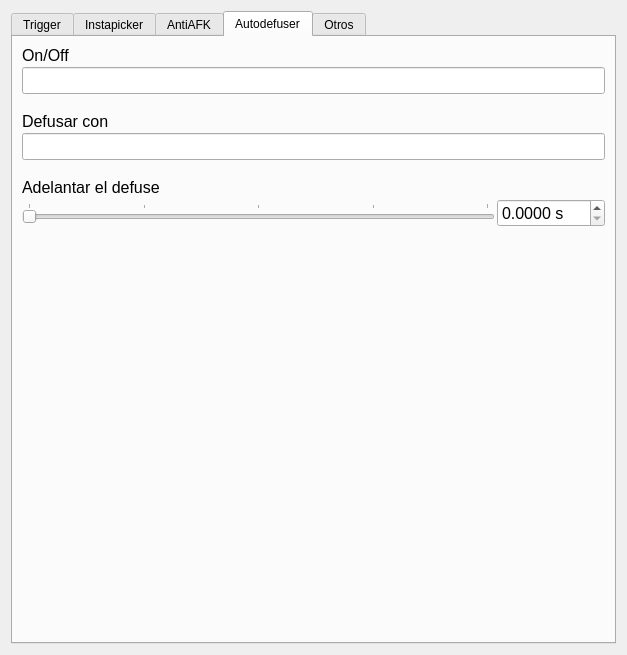
Above: flanatrigo/resources/central_widget.ui from AlejandroRoJ/flanatrigo before the change. Below: the same form after it.
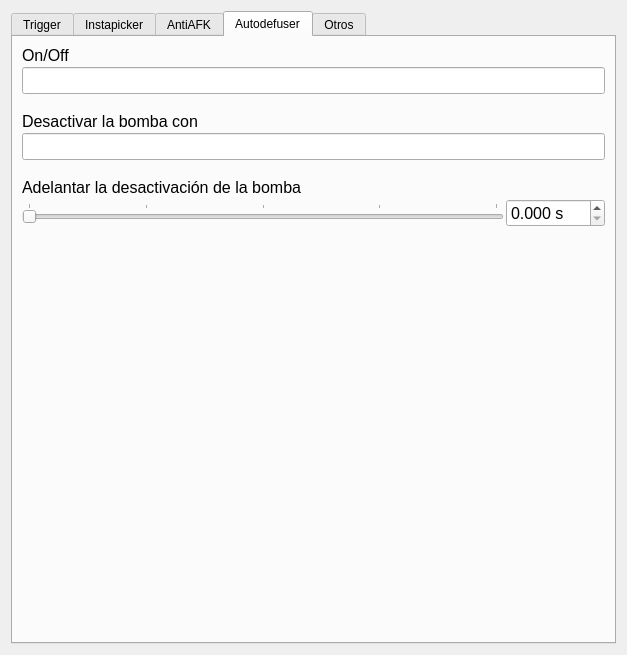
That is the form after the change. The open tabs and pages were chosen to show the change. Custom widgets are drawn as their Qt base class.

```diff
--- a/flanatrigo/resources/central_widget.ui
+++ b/flanatrigo/resources/central_widget.ui
@@ -1904,7 +1904,7 @@
             </font>
            </property>
            <property name="text">
-            <string>Defusar con</string>
+            <string>Desactivar la bomba con</string>
            </property>
           </widget>
          </item>
@@ -1944,7 +1944,7 @@
             </font>
            </property>
            <property name="text">
-            <string>Adelantar el defuse</string>
+            <string>Adelantar la desactivación de la bomba</string>
            </property>
           </widget>
          </item>
@@ -1961,7 +1961,7 @@
               <enum>Qt::NoFocus</enum>
              </property>
              <property name="maximum">
-              <number>10000</number>
+              <number>1000</number>
              </property>
              <property name="singleStep">
               <number>1</number>
@@ -1976,7 +1976,7 @@
               <enum>QSlider::TicksAbove</enum>
              </property>
              <property name="tickInterval">
-              <number>2500</number>
+              <number>250</number>
              </property>
             </widget>
            </item>
@@ -2000,7 +2000,7 @@
               <string> s</string>
              </property>
              <property name="decimals">
-              <number>4</number>
+              <number>3</number>
              </property>
              <property name="maximum">
               <double>999.000000000000000</double>
```
